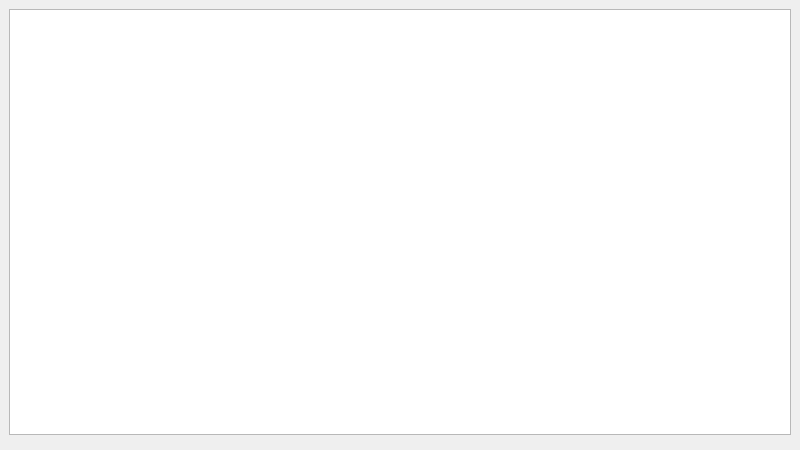
First picture: the form in ui/options_attached_profiles.ui, repository metabrainz/picard, before the edit.
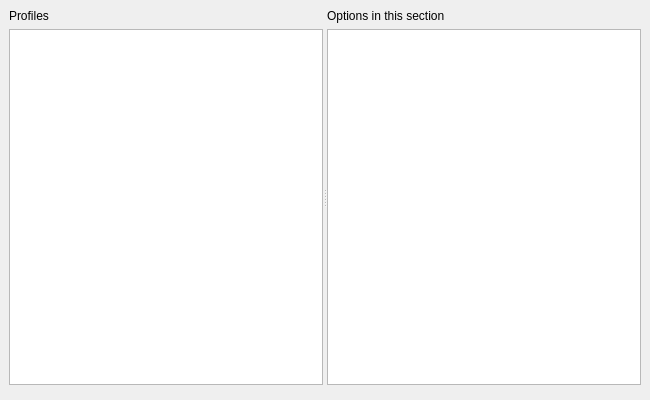
Second picture: the form after the edit.

Commit message: PICARD-3318: Redesign Attached Profiles dialog with interactive editing

Diff of the .ui file:
```diff
--- a/ui/options_attached_profiles.ui
+++ b/ui/options_attached_profiles.ui
@@ -6,14 +6,14 @@
    <rect>
     <x>0</x>
     <y>0</y>
-    <width>800</width>
-    <height>450</height>
+    <width>650</width>
+    <height>400</height>
    </rect>
   </property>
   <property name="windowTitle">
    <string>Profiles Attached to Options</string>
   </property>
-  <layout class="QVBoxLayout">
+  <layout class="QVBoxLayout" name="vboxlayout">
    <property name="spacing">
     <number>6</number>
    </property>
@@ -30,16 +30,91 @@
     <number>9</number>
    </property>
    <item>
-    <widget class="QTableView" name="options_list">
-     <property name="editTriggers">
-      <set>QAbstractItemView::NoEditTriggers</set>
+    <widget class="QSplitter" name="splitter">
+     <property name="orientation">
+      <enum>Qt::Horizontal</enum>
      </property>
-     <property name="selectionMode">
-      <enum>QAbstractItemView::SingleSelection</enum>
-     </property>
-     <property name="selectionBehavior">
-      <enum>QAbstractItemView::SelectRows</enum>
-     </property>
+     <widget class="QWidget" name="left_panel">
+      <layout class="QVBoxLayout" name="left_layout">
+       <property name="leftMargin">
+        <number>0</number>
+       </property>
+       <property name="topMargin">
+        <number>0</number>
+       </property>
+       <property name="rightMargin">
+        <number>0</number>
+       </property>
+       <property name="bottomMargin">
+        <number>0</number>
+       </property>
+       <item>
+        <widget class="QLabel" name="profiles_label">
+         <property name="text">
+          <string>Profiles</string>
+         </property>
+        </widget>
+       </item>
+       <item>
+        <widget class="QTreeWidget" name="profile_list">
+         <property name="headerHidden">
+          <bool>true</bool>
+         </property>
+         <property name="rootIsDecorated">
+          <bool>false</bool>
+         </property>
+         <property name="selectionMode">
+          <enum>QAbstractItemView::ExtendedSelection</enum>
+         </property>
+         <column>
+          <property name="text">
+           <string notr="true">1</string>
+          </property>
+         </column>
+         <column>
+          <property name="text">
+           <string notr="true">2</string>
+          </property>
+         </column>
+        </widget>
+       </item>
+      </layout>
+     </widget>
+     <widget class="QWidget" name="right_panel">
+      <layout class="QVBoxLayout" name="right_layout">
+       <property name="leftMargin">
+        <number>0</number>
+       </property>
+       <property name="topMargin">
+        <number>0</number>
+       </property>
+       <property name="rightMargin">
+        <number>0</number>
+       </property>
+       <property name="bottomMargin">
+        <number>0</number>
+       </property>
+       <item>
+        <widget class="QLabel" name="options_label">
+         <property name="text">
+          <string>Options in this section</string>
+         </property>
+        </widget>
+       </item>
+       <item>
+        <widget class="QTreeWidget" name="settings_tree">
+         <property name="headerHidden">
+          <bool>true</bool>
+         </property>
+         <column>
+          <property name="text">
+           <string notr="true">1</string>
+          </property>
+         </column>
+        </widget>
+       </item>
+      </layout>
+     </widget>
     </widget>
    </item>
    <item>
```
The commit also changes 2 other files.
